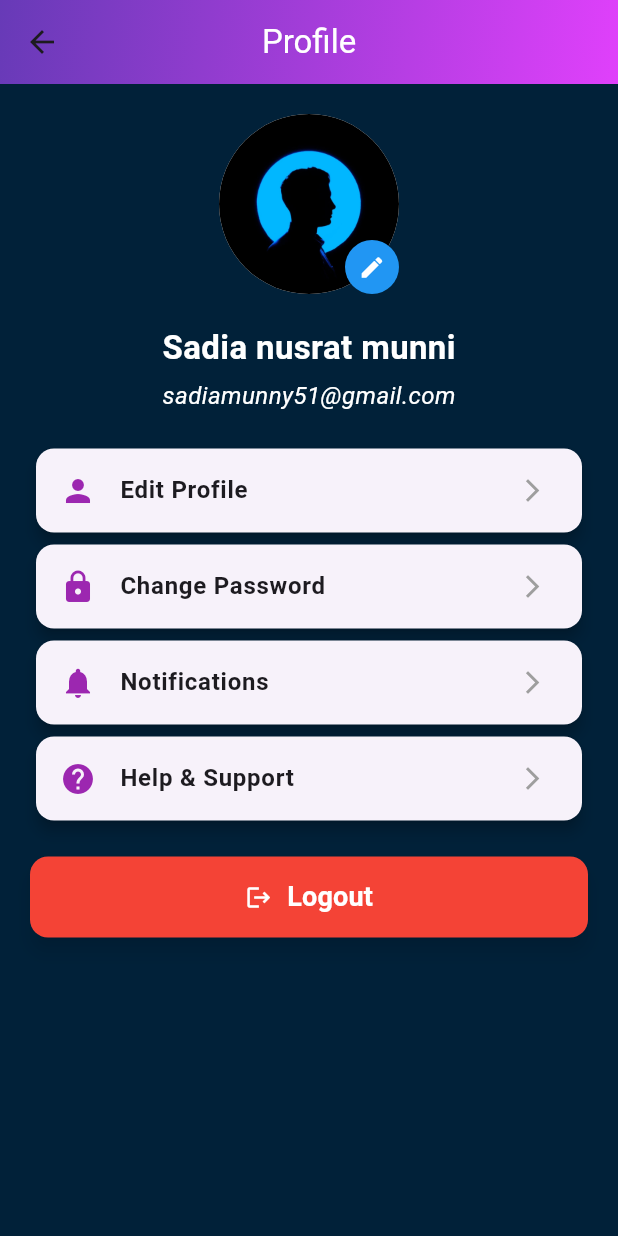
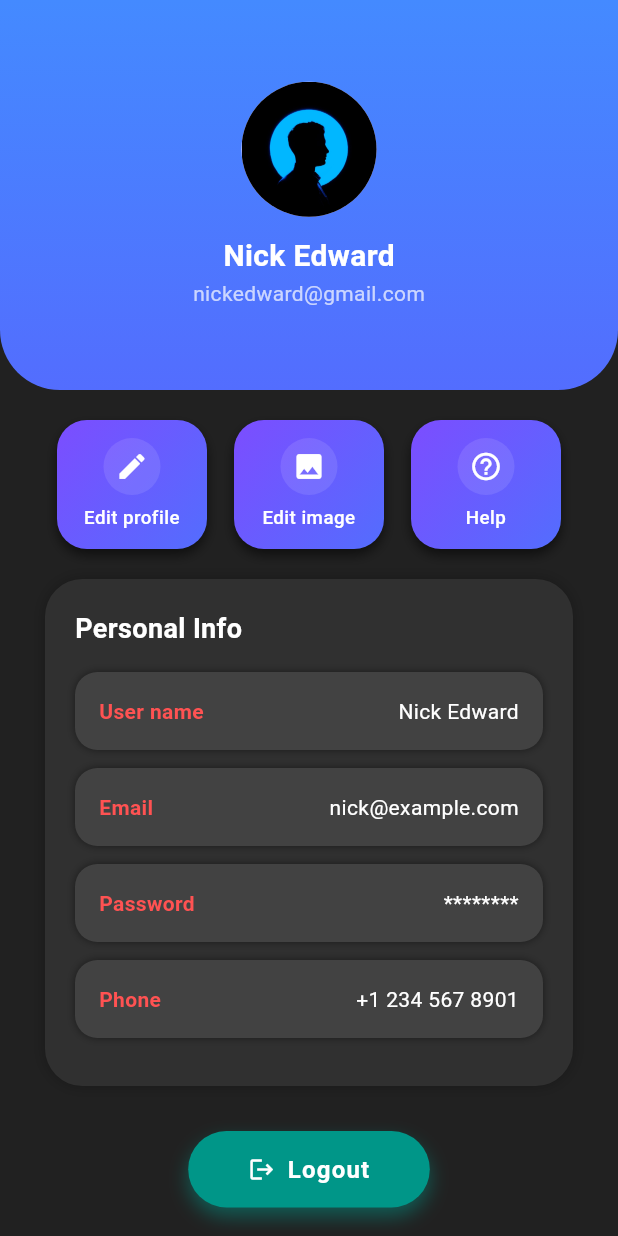
Before and after one commit to sadianusratmunny51/SWE250_Project, a Flutter app: the ProfilePage screen opened by its route, on a phone screen of 412 x 824 dp. Run offline on Flutter 3.47's test engine with Material 3 defaults, Android fonts, the phone set to English and light mode, and no system bars; our stand-ins replace cloud_firestore, firebase_auth, firebase_core, fl_chart, table_calendar; accounts and stored records are empty.

Commit message:
add profile page

```diff
--- a/lib/pages/ExpenseManager/expense_reports_page.dart
+++ b/lib/pages/ExpenseManager/expense_reports_page.dart
@@ -14,7 +14,7 @@ class _ReportsPageState extends State<ReportsPage> {
   DateTime selectedMonth = DateTime.now();
   double monthlyBudget = 0.0;
   List<Map<String, dynamic>> expenses = [];
-  Map<String, double> dailyBudgets = {}; // date string -> budget
+  Map<String, double> dailyBudgets = {};
   String biggestCategory = '-';
   String leastCategory = '-';
   List<String> daysUnderBudget = [];
@@ -36,22 +36,19 @@ class _ReportsPageState extends State<ReportsPage> {
 
     final userDoc = FirebaseFirestore.instance.collection('users').doc(uid);
 
-    // ✅ Fetch monthly budget from monthlyBudgets subcollection
     final monthKey = DateFormat('yyyy-MM').format(selectedMonth);
     final monthSnapshot =
         await userDoc.collection('monthlyBudgets').doc(monthKey).get();
     monthlyBudget = (monthSnapshot.data()?['amount'] ?? 0).toDouble();
 
-    // ✅ Fetch daily budgets
     final dailyBudgetSnapshots = await userDoc.collection('dailyBudgets').get();
     dailyBudgets.clear();
     for (var doc in dailyBudgetSnapshots.docs) {
-      final dateStr = doc.id; // should be yyyy-MM-dd
+      final dateStr = doc.id; // yyyy-MM-dd
       final amount = (doc.data()['amount'] ?? 0).toDouble();
       dailyBudgets[dateStr] = amount;
     }
 
-    // ✅ Fetch expenses
     final expenseSnapshots = await userDoc.collection('expenses').get();
     expenses = expenseSnapshots.docs.where((doc) {
       final data = doc.data();
--- a/lib/pages/Profile/profile_page.dart
+++ b/lib/pages/Profile/profile_page.dart
@@ -6,104 +6,194 @@ class ProfilePage extends StatefulWidget {
 }
 
 class _ProfilePageState extends State<ProfilePage> {
-  String name = "Sadia nusrat munni";
-  String email = "sadiamunny51@gmail.com";
-
-  void _editProfile() {
-    TextEditingController nameController = TextEditingController(text: name);
-    TextEditingController emailController = TextEditingController(text: email);
-
-    showDialog(
-      context: context,
-      builder: (context) => AlertDialog(
-        title: Text("Edit Profile"),
-        content: Column(
-          mainAxisSize: MainAxisSize.min,
+  @override
+  Widget build(BuildContext context) {
+    return Scaffold(
+      backgroundColor: Colors.grey[900],
+      body: Column(
         children: [
-            TextField(
-              controller: nameController,
-              decoration: InputDecoration(labelText: "Name"),
-            ),
-            TextField(
-              controller: emailController,
-              decoration: InputDecoration(labelText: "Email"),
-            ),
+          _buildTopProfileSection(),
+          Expanded(child: _buildBottomContent()),
         ],
       ),
-        actions: [
-          TextButton(
-            onPressed: () => Navigator.pop(context),
-            child: Text("Cancel"),
+    );
+  }
+
+  Widget _buildTopProfileSection() {
+    return Container(
+      width: double.infinity,
+      height: 260,
+      decoration: BoxDecoration(
+        gradient: LinearGradient(
+          colors: [Colors.blueAccent, Colors.indigoAccent],
+          begin: Alignment.topCenter,
+          end: Alignment.bottomCenter,
         ),
-          ElevatedButton(
-            onPressed: () {
-              setState(() {
-                name = nameController.text;
-                email = emailController.text;
-              });
-              Navigator.pop(context);
-            },
-            child: Text("Save"),
+        borderRadius: BorderRadius.only(
+          bottomLeft: Radius.circular(40),
+          bottomRight: Radius.circular(40),
+        ),
+      ),
+      child: Column(
+        mainAxisAlignment: MainAxisAlignment.center,
+        children: [
+          CircleAvatar(
+            radius: 45,
+            backgroundImage: AssetImage("assets/images/image.jpeg"),
+          ),
+          SizedBox(height: 12),
+          Text(
+            "Nick Edward",
+            style: TextStyle(
+                color: Colors.white, fontSize: 20, fontWeight: FontWeight.bold),
+          ),
+          Text(
+            "nickedward@gmail.com",
+            style: TextStyle(color: Colors.white70),
           ),
         ],
       ),
     );
   }
 
-  @override
-  Widget build(BuildContext context) {
-    return Scaffold(
-      backgroundColor: const Color.fromARGB(255, 1, 33, 57),
-      appBar: AppBar(
-        title: Text("Profile", style: TextStyle(color: Colors.white)),
-        centerTitle: true,
-        elevation: 0,
-        flexibleSpace: Container(
+  Widget _buildBottomContent() {
+    return SingleChildScrollView(
+      padding: EdgeInsets.symmetric(horizontal: 20),
+      child: Column(
+        children: [
+          SizedBox(height: 20),
+          _buildActionChips(),
+          SizedBox(height: 20),
+          _buildInfoFields(),
+          SizedBox(height: 30),
+          _buildLogoutButton(),
+          SizedBox(height: 20),
+        ],
+      ),
+    );
+  }
+
+  Widget _buildActionChips() {
+    return Row(
+      mainAxisAlignment: MainAxisAlignment.spaceEvenly,
+      children: [
+        _roundedOption("Edit profile", Icons.edit, () {
+          _showEditProfileSheet(context);
+        }),
+        _roundedOption("Edit image", Icons.image, () {}),
+        _roundedOption("Help", Icons.help_outline, () {}),
+      ],
+    );
+  }
+
+  Widget _roundedOption(String label, IconData icon, VoidCallback onTap) {
+    return GestureDetector(
+      onTap: onTap,
+      child: Container(
+        width: 100,
+        padding: EdgeInsets.symmetric(vertical: 12, horizontal: 8),
         decoration: BoxDecoration(
           gradient: LinearGradient(
-              colors: [Colors.deepPurple, Colors.purpleAccent],
+            colors: [Colors.deepPurpleAccent, Colors.indigoAccent],
             begin: Alignment.topLeft,
             end: Alignment.bottomRight,
           ),
+          borderRadius: BorderRadius.circular(20),
+          boxShadow: [
+            BoxShadow(
+              color: Colors.black54,
+              blurRadius: 6,
+              offset: Offset(0, 4),
+            ),
+          ],
+        ),
+        child: Column(
+          mainAxisAlignment: MainAxisAlignment.center,
+          children: [
+            Container(
+              decoration: BoxDecoration(
+                color: Colors.white.withOpacity(0.1),
+                shape: BoxShape.circle,
+              ),
+              padding: EdgeInsets.all(8),
+              child: Icon(icon, size: 22, color: Colors.white),
+            ),
+            SizedBox(height: 6),
+            Text(
+              label,
+              textAlign: TextAlign.center,
+              style: TextStyle(
+                fontSize: 12.5,
+                fontWeight: FontWeight.w500,
+                color: Colors.white,
+                letterSpacing: 0.3,
               ),
             ),
-      ),
-      body: SingleChildScrollView(
-        child: Column(
-          children: [
-            SizedBox(height: 20),
-            _buildProfilePicture(),
-            SizedBox(height: 20),
-            _buildUserInfo(),
-            SizedBox(height: 20),
-            _buildSettingsSection(),
-            SizedBox(height: 20),
-            _buildLogoutButton(),
           ],
         ),
       ),
     );
   }
 
-  Widget _buildProfilePicture() {
-    return Center(
-      child: Stack(
+  Widget _buildInfoFields() {
+    return Container(
+      width: double.infinity,
+      padding: EdgeInsets.all(20),
+      margin: EdgeInsets.symmetric(horizontal: 10),
+      decoration: BoxDecoration(
+        color: Colors.grey[850],
+        borderRadius: BorderRadius.circular(25),
+        boxShadow: [BoxShadow(color: Colors.black26, blurRadius: 8)],
+      ),
+      child: Column(
+        crossAxisAlignment: CrossAxisAlignment.start,
         children: [
-          CircleAvatar(
-            radius: 60,
-            backgroundColor: Colors.white,
-            backgroundImage: AssetImage("assets/images/image.jpeg"),
+          Text(
+            "Personal Info",
+            style: TextStyle(
+              fontSize: 18,
+              color: Colors.white,
+              fontWeight: FontWeight.w600,
             ),
-          Positioned(
-            bottom: 0,
-            right: 0,
-            child: GestureDetector(
-              onTap: _editProfile,
-              child: CircleAvatar(
-                backgroundColor: Colors.blue,
-                radius: 18,
-                child: Icon(Icons.edit, color: Colors.white, size: 18),
           ),
+          SizedBox(height: 16),
+
+          // 🔻 Sub-container for each field 🔻
+          _infoCard("User name", "Nick Edward"),
+          _infoCard("Email", "nick@example.com"),
+          _infoCard("Password", "********"),
+          _infoCard("Phone", "+1 234 567 8901"),
+        ],
+      ),
+    );
+  }
+
+  Widget _infoCard(String title, String value) {
+    return Container(
+      margin: EdgeInsets.only(bottom: 12),
+      padding: EdgeInsets.all(16),
+      decoration: BoxDecoration(
+        color: Colors.grey[800],
+        borderRadius: BorderRadius.circular(15),
+        boxShadow: [BoxShadow(color: Colors.black45, blurRadius: 4)],
+      ),
+      child: Row(
+        mainAxisAlignment: MainAxisAlignment.spaceBetween,
+        children: [
+          Text(
+            title,
+            style: TextStyle(
+              color: Colors.redAccent,
+              fontWeight: FontWeight.w600,
+              fontSize: 14,
+            ),
+          ),
+          Flexible(
+            child: Text(
+              value,
+              style: TextStyle(color: Colors.white, fontSize: 14),
+              overflow: TextOverflow.ellipsis,
+              textAlign: TextAlign.right,
             ),
           ),
         ],
@@ -111,79 +201,144 @@ class _ProfilePageState extends State<ProfilePage> {
     );
   }
 
-  Widget _buildUserInfo() {
-    return Column(
+  Widget _infoItem(String title, String value) {
+    return Padding(
+      padding: const EdgeInsets.only(bottom: 15.0),
+      child: Row(
+        mainAxisAlignment: MainAxisAlignment.spaceBetween,
         children: [
           Text(
-          name,
+            title,
             style: TextStyle(
-              fontSize: 22, fontWeight: FontWeight.bold, color: Colors.white),
+              color: Colors.redAccent,
+              fontWeight: FontWeight.w600,
+              fontSize: 14,
             ),
-        SizedBox(height: 5),
-        Text(
-          email,
-          style: TextStyle(
-              fontSize: 16, color: Colors.white, fontStyle: FontStyle.italic),
           ),
-      ],
-    );
-  }
-
-  Widget _buildSettingsSection() {
-    return Padding(
-      padding: EdgeInsets.symmetric(horizontal: 20),
-      child: Column(
-        children: [
-          _buildSettingsOption(Icons.person, "Edit Profile", _editProfile),
-          _buildSettingsOption(Icons.lock, "Change Password", () {}),
-          _buildSettingsOption(Icons.notifications, "Notifications", () {}),
-          _buildSettingsOption(Icons.help, "Help & Support", () {}),
+          Flexible(
+            child: Text(
+              value,
+              style: TextStyle(color: Colors.white, fontSize: 14),
+              overflow: TextOverflow.ellipsis,
+              textAlign: TextAlign.right,
+            ),
+          ),
         ],
       ),
     );
   }
 
-  Widget _buildSettingsOption(IconData icon, String title, VoidCallback onTap) {
-    return Card(
-      elevation: 4,
-      shape: RoundedRectangleBorder(borderRadius: BorderRadius.circular(12)),
-      child: ListTile(
-        leading: Icon(icon, color: Colors.purple),
-        title: Text(title, style: TextStyle(fontWeight: FontWeight.w600)),
-        trailing: Icon(Icons.arrow_forward_ios, size: 18, color: Colors.grey),
-        onTap: onTap,
+  Widget _buildLogoutButton() {
+    return Container(
+      decoration: BoxDecoration(
+        borderRadius: BorderRadius.circular(30),
+        gradient: LinearGradient(
+          colors: [Colors.teal, Colors.teal],
+          begin: Alignment.topLeft,
+          end: Alignment.bottomRight,
+        ),
+        boxShadow: [
+          BoxShadow(
+            color: Colors.teal.withOpacity(0.5),
+            blurRadius: 10,
+            offset: Offset(0, 6),
+          ),
+        ],
+      ),
+      child: ElevatedButton.icon(
+        style: ElevatedButton.styleFrom(
+          backgroundColor: Colors.transparent,
+          shadowColor: Colors.transparent,
+          padding: EdgeInsets.symmetric(horizontal: 40, vertical: 14),
+          shape: RoundedRectangleBorder(
+            borderRadius: BorderRadius.circular(30),
+          ),
+        ),
+        onPressed: () {
+          // Logout logic
+        },
+        icon: Icon(Icons.logout, color: Colors.white),
+        label: Text(
+          "Logout",
+          style: TextStyle(
+            fontSize: 16,
+            fontWeight: FontWeight.bold,
+            color: Colors.white,
+            letterSpacing: 0.8,
+          ),
+        ),
       ),
     );
   }
 
-  Widget _buildLogoutButton() {
+  void _showEditProfileSheet(BuildContext context) {
+    showModalBottomSheet(
+      context: context,
+      shape: RoundedRectangleBorder(
+        borderRadius: BorderRadius.vertical(top: Radius.circular(25)),
+      ),
+      backgroundColor: Colors.grey[900],
+      builder: (context) {
+        final TextEditingController nameController =
+            TextEditingController(text: "Nick Edward");
+        final TextEditingController phoneController =
+            TextEditingController(text: "+1 234 567 8901");
+
         return Padding(
-      padding: EdgeInsets.symmetric(horizontal: 20),
-      child: ElevatedButton(
+          padding: const EdgeInsets.all(20),
+          child: Column(
+            mainAxisSize: MainAxisSize.min,
+            children: [
+              Text("Edit Profile",
+                  style: TextStyle(
+                      color: Colors.white,
+                      fontSize: 18,
+                      fontWeight: FontWeight.bold)),
+              SizedBox(height: 20),
+              TextField(
+                controller: nameController,
+                style: TextStyle(color: Colors.white),
+                decoration: InputDecoration(
+                  labelText: 'Name',
+                  labelStyle: TextStyle(color: Colors.white70),
+                  filled: true,
+                  fillColor: Colors.grey[800],
+                  border: OutlineInputBorder(
+                      borderRadius: BorderRadius.circular(12)),
+                ),
+              ),
+              SizedBox(height: 15),
+              TextField(
+                controller: phoneController,
+                style: TextStyle(color: Colors.white),
+                decoration: InputDecoration(
+                  labelText: 'Phone',
+                  labelStyle: TextStyle(color: Colors.white70),
+                  filled: true,
+                  fillColor: Colors.grey[800],
+                  border: OutlineInputBorder(
+                      borderRadius: BorderRadius.circular(12)),
+                ),
+              ),
+              SizedBox(height: 20),
+              ElevatedButton(
+                onPressed: () {
+                  // Save logic here
+                  Navigator.pop(context);
+                },
                 style: ElevatedButton.styleFrom(
-          padding: EdgeInsets.symmetric(vertical: 14),
-          shape:
-              RoundedRectangleBorder(borderRadius: BorderRadius.circular(12)),
-          backgroundColor: Colors.red,
-          elevation: 5,
-          shadowColor: Colors.black54,
+                  backgroundColor: Colors.teal,
+                  padding: EdgeInsets.symmetric(horizontal: 50, vertical: 14),
+                  shape: RoundedRectangleBorder(
+                    borderRadius: BorderRadius.circular(20),
                   ),
-        onPressed: () {
-          // Logout function
-        },
-        child: Row(
-          mainAxisAlignment: MainAxisAlignment.center,
-          children: [
-            Icon(Icons.logout, color: Colors.white),
-            SizedBox(width: 10),
-            Text("Logout",
-                style: TextStyle(
-                    fontSize: 18,
-                    fontWeight: FontWeight.bold,
-                    color: Colors.white)),
+                ),
+                child: Text("Save"),
+              ),
             ],
           ),
-      ),
+        );
+      },
     );
   }
 }
```
Lines whose indentation alone changed are shown as unchanged.
